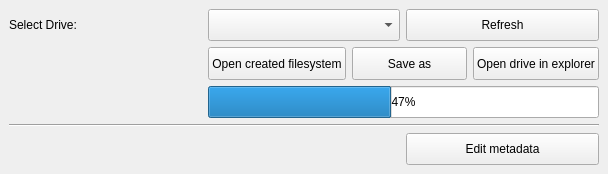
The window that src/Forms/WindowMain.ui (Rasakhatskiy/Labs_S4_OOOP_L01) describes before a commit, drawn with Qt 5.
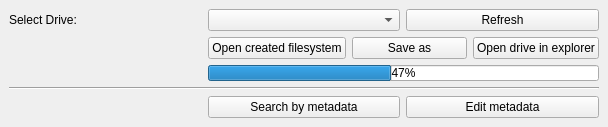
The same window after the commit. Icons and pictures are not drawn.

Commit message: metadata search ui + func

```diff
--- a/src/Forms/WindowMain.ui
+++ b/src/Forms/WindowMain.ui
@@ -7,7 +7,7 @@
     <x>0</x>
     <y>0</y>
     <width>608</width>
-    <height>174</height>
+    <height>126</height>
    </rect>
   </property>
   <property name="windowTitle">
@@ -140,6 +140,13 @@
       </property>
      </widget>
     </item>
+    <item row="7" column="1">
+     <widget class="QPushButton" name="button_SearchMetadata">
+      <property name="text">
+       <string>Search by metadata</string>
+      </property>
+     </widget>
+    </item>
    </layout>
   </widget>
  </widget>
```
The commit also changes 10 other files.
